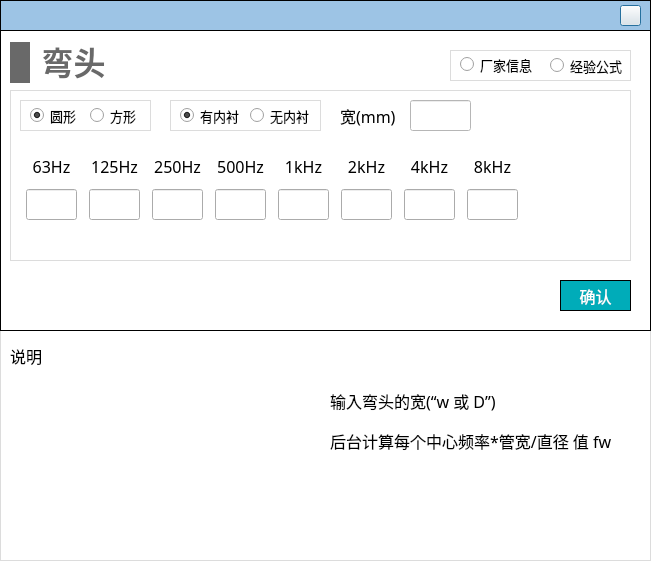
Old version of the form NoiseCalSoft/inputDialog/dialog_elbow.ui in the repository haobana/NoiCal.
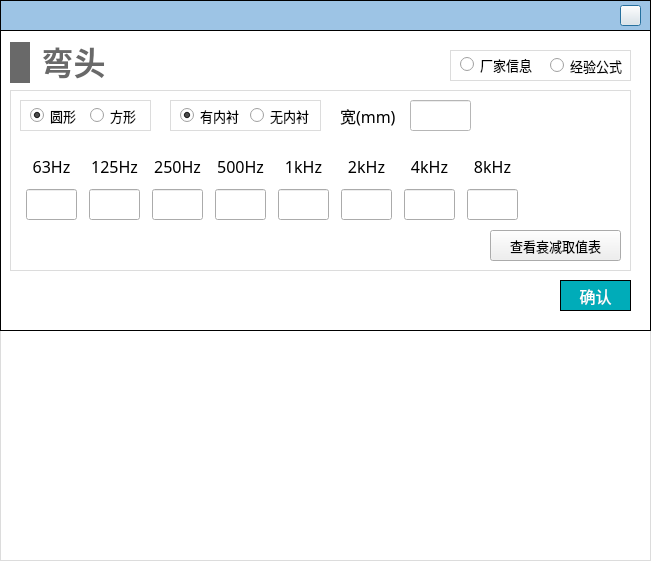
New version of the form. The open tabs and pages were chosen to show the change. Icons and pictures are not drawn.

```diff
--- a/NoiseCalSoft/inputDialog/dialog_elbow.ui
+++ b/NoiseCalSoft/inputDialog/dialog_elbow.ui
@@ -85,7 +85,7 @@
     </size>
    </property>
    <property name="styleSheet">
-    <string notr="true">background-color: rgb(255, 255, 255);</string>
+    <string notr="true"/>
    </property>
    <property name="currentIndex">
     <number>1</number>
@@ -112,35 +112,17 @@
 border: 1px solid #DCDCDC;
 }</string>
      </property>
-     <widget class="QLabel" name="label_6">
+     <widget class="QLabel" name="label_3">
       <property name="geometry">
        <rect>
         <x>10</x>
-        <y>10</y>
-        <width>41</width>
-        <height>31</height>
-       </rect>
-      </property>
-      <property name="font">
-       <font>
-        <pointsize>12</pointsize>
-       </font>
-      </property>
-      <property name="text">
-       <string>说明</string>
-      </property>
-     </widget>
-     <widget class="QLabel" name="label_12">
-      <property name="geometry">
-       <rect>
-        <x>10</x>
-        <y>70</y>
-        <width>261</width>
-        <height>91</height>
+        <y>30</y>
+        <width>611</width>
+        <height>121</height>
        </rect>
       </property>
       <property name="styleSheet">
-       <string notr="true">border-image: url(:/images/image/rect_elbow.jpg);</string>
+       <string notr="true">border-image: url(:/images/image/elbow_descri.png);</string>
       </property>
       <property name="text">
        <string/>
@@ -187,6 +169,12 @@
     </widget>
    </widget>
    <widget class="QWidget" name="page_rect_descri">
+    <property name="styleSheet">
+     <string notr="true">#page_rect_descri
+{
+    background-color: rgb(255, 255, 255);
+}</string>
+    </property>
     <widget class="QWidget" name="widget_9" native="true">
      <property name="geometry">
       <rect>
@@ -208,77 +196,20 @@
 border: 1px solid #DCDCDC;
 }</string>
      </property>
-     <widget class="QLabel" name="label_8">
-      <property name="geometry">
-       <rect>
-        <x>10</x>
-        <y>10</y>
-        <width>41</width>
-        <height>31</height>
-       </rect>
-      </property>
-      <property name="font">
-       <font>
-        <family>黑体</family>
-        <pointsize>12</pointsize>
-       </font>
-      </property>
-      <property name="text">
-       <string>说明</string>
-      </property>
-     </widget>
-     <widget class="QLabel" name="label_9">
-      <property name="geometry">
-       <rect>
-        <x>10</x>
-        <y>70</y>
-        <width>261</width>
-        <height>91</height>
-       </rect>
-      </property>
-      <property name="styleSheet">
-       <string notr="true">border-image: url(:/images/image/rect_elbow.jpg);</string>
-      </property>
-      <property name="text">
-       <string/>
-      </property>
-     </widget>
      <widget class="QLabel" name="label_4">
       <property name="geometry">
        <rect>
-        <x>330</x>
-        <y>90</y>
-        <width>291</width>
-        <height>41</height>
+        <x>10</x>
+        <y>30</y>
+        <width>611</width>
+        <height>121</height>
        </rect>
       </property>
-      <property name="font">
-       <font>
-        <family>黑体</family>
-        <pointsize>12</pointsize>
-       </font>
+      <property name="styleSheet">
+       <string notr="true">border-image: url(:/images/image/elbow_descri.png);</string>
       </property>
       <property name="text">
-       <string>后台计算每个中心频率*管宽/直径 值 fw</string>
-      </property>
-     </widget>
-     <widget class="QLabel" name="label_3">
-      <property name="geometry">
-       <rect>
-        <x>330</x>
-        <y>50</y>
-        <width>201</width>
-        <height>41</height>
-       </rect>
-      </property>
-      <property name="font">
-       <font>
-        <family>黑体</family>
-        <pointsize>12</pointsize>
-       </font>
-      </property>
-      <property name="text">
-       <string>输入弯头的宽(“w 或 D”)</string>
+       <string/>
       </property>
      </widget>
     </widget>
@@ -311,7 +242,7 @@
       <x>10</x>
       <y>60</y>
       <width>621</width>
-      <height>171</height>
+      <height>181</height>
      </rect>
     </property>
     <property name="font">
@@ -1120,6 +1051,25 @@
       </item>
      </layout>
     </widget>
+    <widget class="QPushButton" name="pushButton">
+     <property name="geometry">
+      <rect>
+       <x>480</x>
+       <y>140</y>
+       <width>131</width>
+       <height>31</height>
+      </rect>
+     </property>
+     <property name="font">
+      <font>
+       <family>黑体</family>
+       <pointsize>10</pointsize>
+      </font>
+     </property>
+     <property name="text">
+      <string>查看衰减取值表</string>
+     </property>
+    </widget>
    </widget>
    <widget class="QPushButton" name="pushButton_confirm">
     <property name="geometry">
```
Left out of the diff: 48 changed lines with no effect on the pictures.
